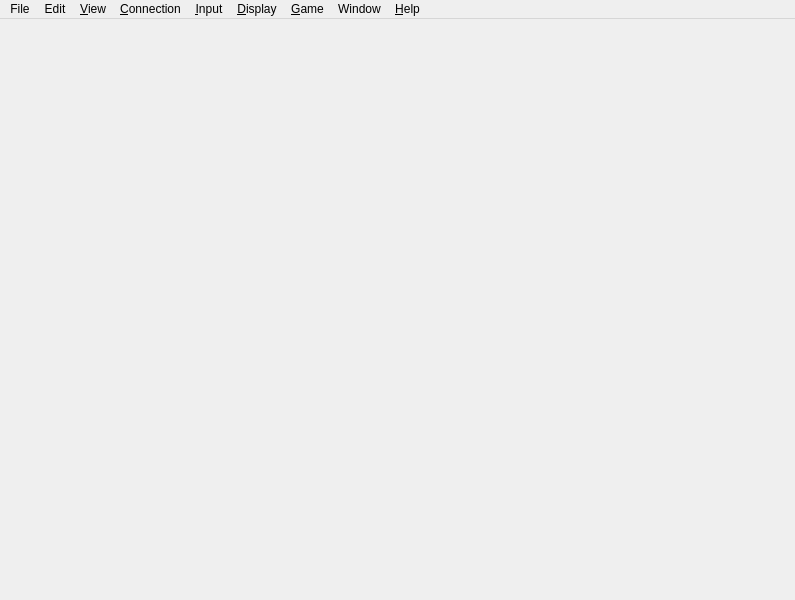
jnbooth/smushclient, file smushclient-qt/cpp/ui/app.ui: the form before one commit.
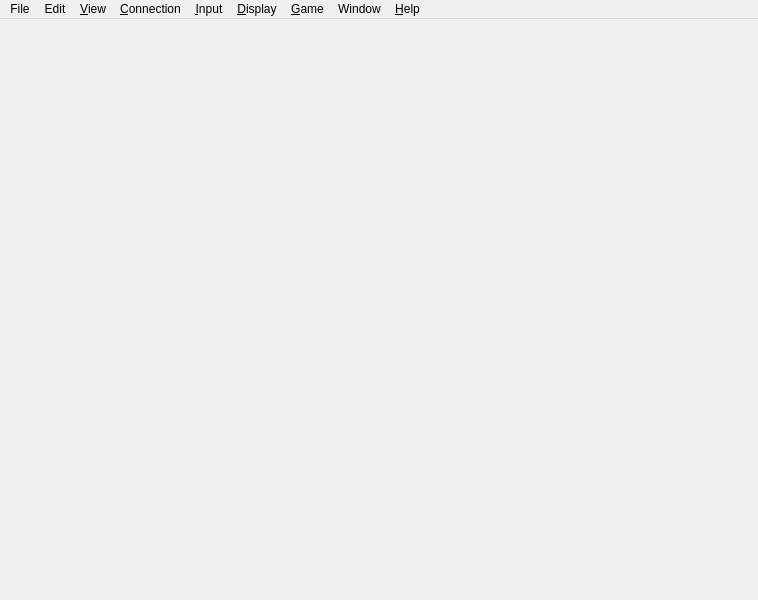
The form after the commit. Icons and pictures are not drawn.

Patch:
```diff
--- a/smushclient-qt/cpp/ui/app.ui
+++ b/smushclient-qt/cpp/ui/app.ui
@@ -6,7 +6,7 @@
    <rect>
     <x>0</x>
     <y>0</y>
-    <width>795</width>
+    <width>758</width>
     <height>600</height>
    </rect>
   </property>
@@ -14,7 +14,10 @@
    <string>qMUSHclient</string>
   </property>
   <property name="documentMode">
-   <bool>true</bool>
+   <bool>false</bool>
+  </property>
+  <property name="unifiedTitleAndToolBarOnMac">
+   <bool>false</bool>
   </property>
   <widget class="QTabWidget" name="world_tabs">
    <property name="autoFillBackground">
@@ -38,7 +41,7 @@
     <rect>
      <x>0</x>
      <y>0</y>
-     <width>795</width>
+     <width>758</width>
      <height>37</height>
     </rect>
    </property>
```
Left out of the diff: 5 changed lines with no effect on the pictures.
